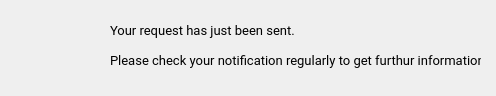
The window that aftersendingrequest.ui (DevilTitan/DevilTitan-LIBPRO-64) describes before a commit, drawn with Qt 5.
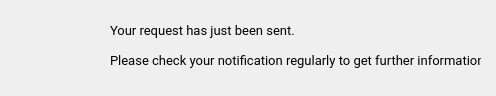
The same window after the commit. Icons and pictures are not drawn.

```diff
--- a/aftersendingrequest.ui
+++ b/aftersendingrequest.ui
@@ -42,7 +42,7 @@
     </rect>
    </property>
    <property name="text">
-    <string>Please check your notification regularly to get furthur information!</string>
+    <string>Please check your notification regularly to get further information!</string>
    </property>
   </widget>
   <widget class="QLabel" name="label_3">
```
